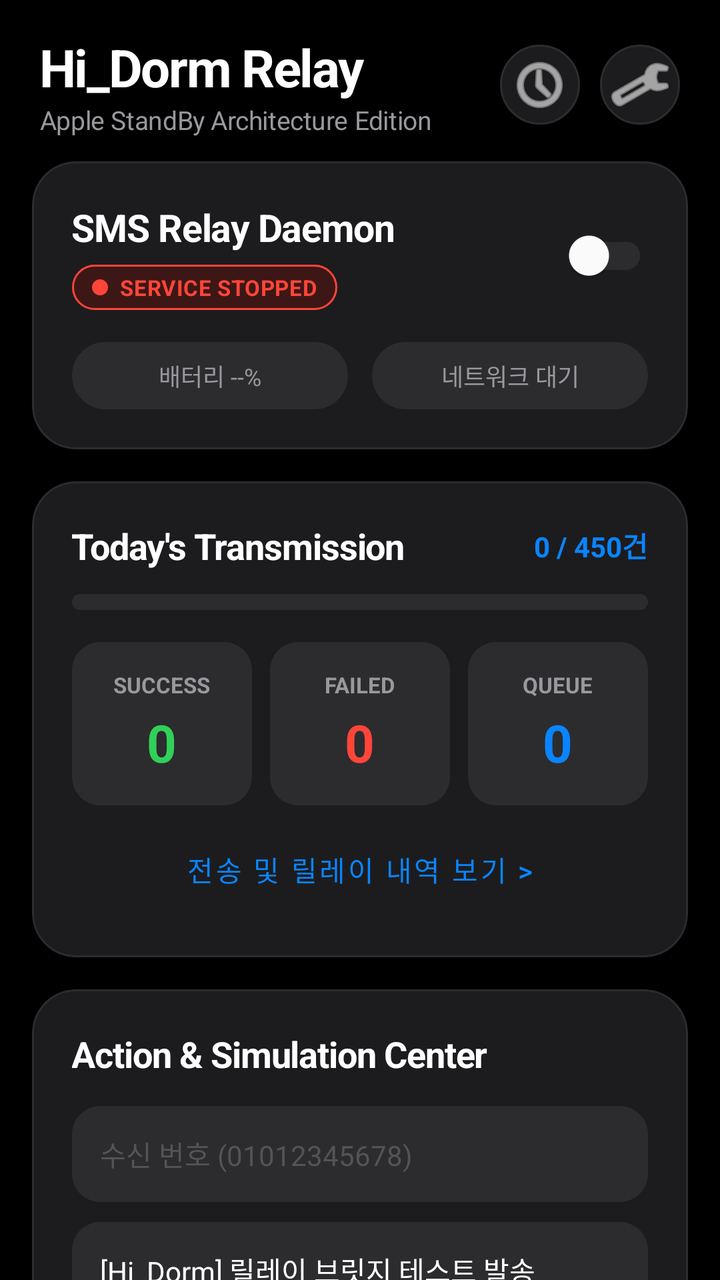
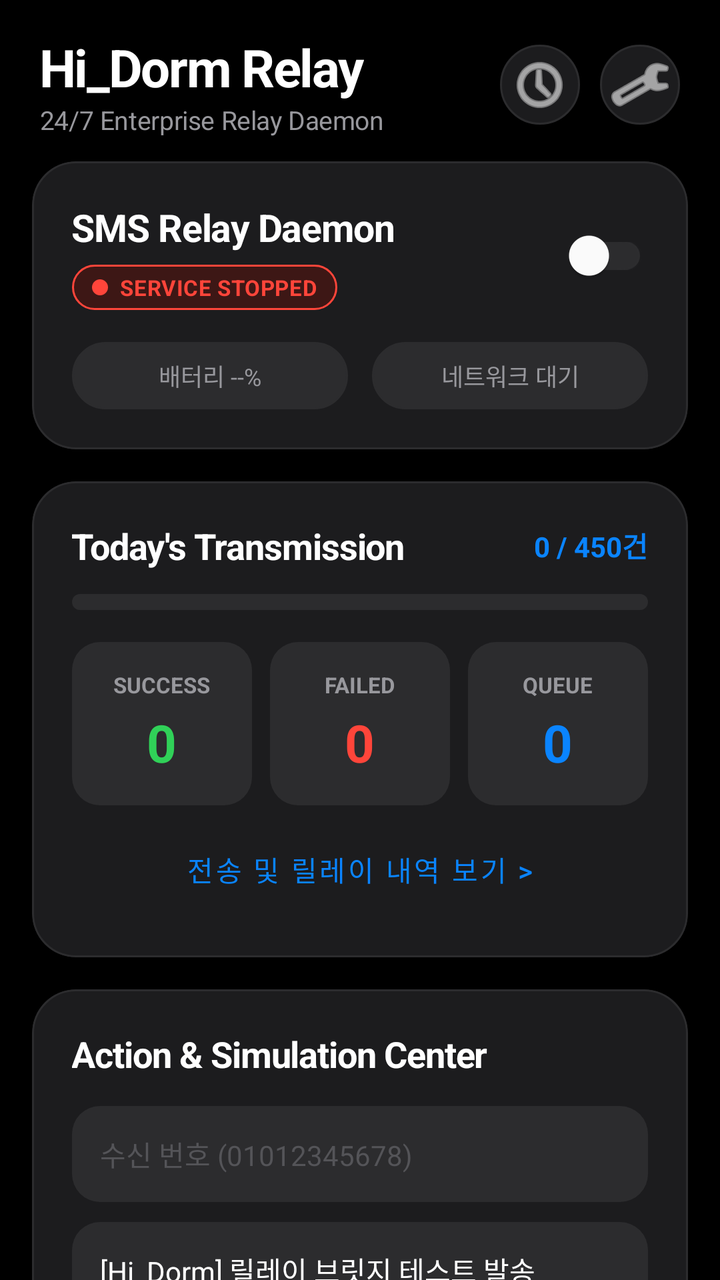

Two renders of the same Android screen: before a commit and after it. Below are the layout's source before the change and the commit's diff.
<!-- AndroidManifest.xml: application theme Theme.HiDormSMS -->
<!-- res/layout/activity_main.xml -->
<?xml version="1.0" encoding="utf-8"?>
<androidx.coordinatorlayout.widget.CoordinatorLayout xmlns:android="http://schemas.android.com/apk/res/android"
    xmlns:app="http://schemas.android.com/apk/res-auto"
    android:layout_width="match_parent"
    android:layout_height="match_parent"
    android:background="@color/apple_black">

    <com.google.android.material.appbar.AppBarLayout
        android:layout_width="match_parent"
        android:layout_height="wrap_content"
        android:background="@color/apple_black"
        app:elevation="0dp">

        <LinearLayout
            android:layout_width="match_parent"
            android:layout_height="wrap_content"
            android:gravity="center_vertical"
            android:orientation="horizontal"
            android:paddingHorizontal="20dp"
            android:paddingTop="16dp"
            android:paddingBottom="12dp">

            <LinearLayout
                android:layout_width="0dp"
                android:layout_height="wrap_content"
                android:layout_weight="1"
                android:orientation="vertical">

                <TextView
                    android:layout_width="wrap_content"
                    android:layout_height="wrap_content"
                    android:letterSpacing="-0.03"
                    android:text="Hi_Dorm Relay"
                    android:textColor="@color/apple_label_primary"
                    android:textSize="26sp"
                    android:textStyle="bold" />

                <TextView
                    android:layout_width="wrap_content"
                    android:layout_height="wrap_content"
                    android:letterSpacing="-0.01"
                    android:text="Apple StandBy Architecture Edition"
                    android:textColor="@color/apple_label_secondary"
                    android:textSize="13sp" />
            </LinearLayout>

            <ImageButton
                android:id="@+id/btnHistory"
                android:layout_width="40dp"
                android:layout_height="40dp"
                android:layout_marginEnd="10dp"
                android:background="@drawable/apple_circle_button"
                android:contentDescription="전송 내역"
                android:src="@android:drawable/ic_menu_recent_history"
                app:tint="@color/apple_label_primary" />

            <ImageButton
                android:id="@+id/btnSettings"
                android:layout_width="40dp"
                android:layout_height="40dp"
                android:background="@drawable/apple_circle_button"
                android:contentDescription="설정"
                android:src="@android:drawable/ic_menu_preferences"
                app:tint="@color/apple_label_primary" />
        </LinearLayout>
    </com.google.android.material.appbar.AppBarLayout>

    <androidx.core.widget.NestedScrollView
        android:layout_width="match_parent"
        android:layout_height="match_parent"
        android:clipToPadding="false"
        android:paddingBottom="32dp"
        app:layout_behavior="@string/appbar_scrolling_view_behavior">

        <LinearLayout
            android:layout_width="match_parent"
            android:layout_height="wrap_content"
            android:orientation="vertical"
            android:paddingHorizontal="16dp">

            
            <com.google.android.material.card.MaterialCardView
                android:layout_width="match_parent"
                android:layout_height="wrap_content"
                android:layout_marginBottom="16dp"
                app:cardBackgroundColor="@color/apple_dark_card"
                app:cardCornerRadius="22dp"
                app:cardElevation="0dp"
                app:strokeColor="@color/apple_glass_stroke"
                app:strokeWidth="1dp">

                <LinearLayout
                    android:layout_width="match_parent"
                    android:layout_height="wrap_content"
                    android:orientation="vertical"
                    android:padding="20dp">

                    <LinearLayout
                        android:layout_width="match_parent"
                        android:layout_height="wrap_content"
                        android:gravity="center_vertical"
                        android:orientation="horizontal">

                        <LinearLayout
                            android:layout_width="0dp"
                            android:layout_height="wrap_content"
                            android:layout_weight="1"
                            android:orientation="vertical">

                            <TextView
                                android:layout_width="wrap_content"
                                android:layout_height="wrap_content"
                                android:letterSpacing="-0.02"
                                android:text="SMS Relay Daemon"
                                android:textColor="@color/apple_label_primary"
                                android:textSize="19sp"
                                android:textStyle="bold" />

                            <LinearLayout
                                android:id="@+id/layoutStatusBadge"
                                android:layout_width="wrap_content"
                                android:layout_height="wrap_content"
                                android:layout_marginTop="6dp"
                                android:background="@drawable/apple_pill_red"
                                android:gravity="center_vertical"
                                android:paddingHorizontal="10dp"
                                android:paddingVertical="4dp">

                                <View
                                    android:id="@+id/viewStatusDot"
                                    android:layout_width="8dp"
                                    android:layout_height="8dp"
                                    android:background="@drawable/circle_red" />

                                <TextView
                                    android:id="@+id/tvStatusText"
                                    android:layout_width="wrap_content"
                                    android:layout_height="wrap_content"
                                    android:layout_marginStart="6dp"
                                    android:letterSpacing="0.02"
                                    android:text="SERVICE STOPPED"
                                    android:textColor="@color/apple_red"
                                    android:textSize="11sp"
                                    android:textStyle="bold" />
                            </LinearLayout>
                        </LinearLayout>

                        <com.google.android.material.switchmaterial.SwitchMaterial
                            android:id="@+id/switchService"
                            android:layout_width="wrap_content"
                            android:layout_height="wrap_content"
                            app:thumbTint="@color/apple_label_primary"
                            app:trackTint="@color/apple_dark_surface" />
                    </LinearLayout>

                    
                    <LinearLayout
                        android:layout_width="match_parent"
                        android:layout_height="wrap_content"
                        android:layout_marginTop="16dp"
                        android:orientation="horizontal">

                        <TextView
                            android:id="@+id/tvBatteryStatus"
                            android:layout_width="0dp"
                            android:layout_height="wrap_content"
                            android:layout_marginEnd="6dp"
                            android:layout_weight="1"
                            android:background="@drawable/apple_pill_bg"
                            android:gravity="center"
                            android:paddingVertical="8dp"
                            android:text="배터리 --%"
                            android:textColor="@color/apple_label_secondary"
                            android:textSize="12sp" />

                        <TextView
                            android:id="@+id/tvNetworkStatus"
                            android:layout_width="0dp"
                            android:layout_height="wrap_content"
                            android:layout_marginStart="6dp"
                            android:layout_weight="1"
                            android:background="@drawable/apple_pill_bg"
                            android:gravity="center"
                            android:paddingVertical="8dp"
                            android:text="네트워크 대기"
                            android:textColor="@color/apple_label_secondary"
                            android:textSize="12sp" />
                    </LinearLayout>
                </LinearLayout>
            </com.google.android.material.card.MaterialCardView>

            
            <com.google.android.material.card.MaterialCardView
                android:layout_width="match_parent"
                android:layout_height="wrap_content"
                android:layout_marginBottom="16dp"
                app:cardBackgroundColor="@color/apple_dark_card"
                app:cardCornerRadius="22dp"
                app:cardElevation="0dp"
                app:strokeColor="@color/apple_glass_stroke"
                app:strokeWidth="1dp">

                <LinearLayout
                    android:layout_width="match_parent"
                    android:layout_height="wrap_content"
                    android:orientation="vertical"
                    android:padding="20dp">

                    <LinearLayout
                        android:layout_width="match_parent"
                        android:layout_height="wrap_content"
                        android:gravity="center_vertical"
                        android:orientation="horizontal">

                        <TextView
                            android:layout_width="0dp"
                            android:layout_height="wrap_content"
                            android:layout_weight="1"
                            android:letterSpacing="-0.02"
                            android:text="Today's Transmission"
                            android:textColor="@color/apple_label_primary"
                            android:textSize="18sp"
                            android:textStyle="bold" />

                        <TextView
                            android:id="@+id/tvDailyQuotaText"
                            android:layout_width="wrap_content"
                            android:layout_height="wrap_content"
                            android:text="0 / 450건"
                            android:textColor="@color/apple_blue"
                            android:textSize="14sp"
                            android:textStyle="bold" />
                    </LinearLayout>

                    <ProgressBar
                        android:id="@+id/pbDailyQuota"
                        style="?android:attr/progressBarStyleHorizontal"
                        android:layout_width="match_parent"
                        android:layout_height="8dp"
                        android:layout_marginTop="12dp"
                        android:max="450"
                        android:progress="0"
                        android:progressDrawable="@drawable/apple_progress_bg" />

                    
                    <LinearLayout
                        android:layout_width="match_parent"
                        android:layout_height="wrap_content"
                        android:layout_marginTop="16dp"
                        android:orientation="horizontal">

                        <LinearLayout
                            android:layout_width="0dp"
                            android:layout_height="wrap_content"
                            android:layout_marginEnd="6dp"
                            android:layout_weight="1"
                            android:background="@drawable/apple_card_inner"
                            android:gravity="center"
                            android:orientation="vertical"
                            android:paddingVertical="14dp">

                            <TextView
                                android:layout_width="wrap_content"
                                android:layout_height="wrap_content"
                                android:text="SUCCESS"
                                android:textColor="@color/apple_label_secondary"
                                android:textSize="11sp"
                                android:textStyle="bold" />

                            <TextView
                                android:id="@+id/tvSuccessCount"
                                android:layout_width="wrap_content"
                                android:layout_height="wrap_content"
                                android:layout_marginTop="4dp"
                                android:letterSpacing="-0.03"
                                android:text="0"
                                android:textColor="@color/apple_green"
                                android:textSize="26sp"
                                android:textStyle="bold" />
                        </LinearLayout>

                        <LinearLayout
                            android:layout_width="0dp"
                            android:layout_height="wrap_content"
                            android:layout_marginHorizontal="3dp"
                            android:layout_weight="1"
                            android:background="@drawable/apple_card_inner"
                            android:gravity="center"
                            android:orientation="vertical"
                            android:paddingVertical="14dp">

                            <TextView
                                android:layout_width="wrap_content"
                                android:layout_height="wrap_content"
                                android:text="FAILED"
                                android:textColor="@color/apple_label_secondary"
                                android:textSize="11sp"
                                android:textStyle="bold" />

                            <TextView
                                android:id="@+id/tvFailCount"
                                android:layout_width="wrap_content"
                                android:layout_height="wrap_content"
                                android:layout_marginTop="4dp"
                                android:letterSpacing="-0.03"
                                android:text="0"
                                android:textColor="@color/apple_red"
                                android:textSize="26sp"
                                android:textStyle="bold" />
                        </LinearLayout>

                        <LinearLayout
                            android:layout_width="0dp"
                            android:layout_height="wrap_content"
                            android:layout_marginStart="6dp"
                            android:layout_weight="1"
                            android:background="@drawable/apple_card_inner"
                            android:gravity="center"
                            android:orientation="vertical"
                            android:paddingVertical="14dp">

                            <TextView
                                android:layout_width="wrap_content"
                                android:layout_height="wrap_content"
                                android:text="QUEUE"
                                android:textColor="@color/apple_label_secondary"
                                android:textSize="11sp"
                                android:textStyle="bold" />

                            <TextView
                                android:id="@+id/tvQueueCount"
                                android:layout_width="wrap_content"
                                android:layout_height="wrap_content"
                                android:layout_marginTop="4dp"
                                android:letterSpacing="-0.03"
                                android:text="0"
                                android:textColor="@color/apple_blue"
                                android:textSize="26sp"
                                android:textStyle="bold" />
                        </LinearLayout>
                    </LinearLayout>

                    <com.google.android.material.button.MaterialButton
                        android:id="@+id/btnViewHistory"
                        style="@style/Widget.MaterialComponents.Button.TextButton"
                        android:layout_width="match_parent"
                        android:layout_height="wrap_content"
                        android:layout_marginTop="8dp"
                        android:text="전송 및 릴레이 내역 보기 >"
                        android:textColor="@color/apple_blue" />
                </LinearLayout>
            </com.google.android.material.card.MaterialCardView>

            
            <com.google.android.material.card.MaterialCardView
                android:layout_width="match_parent"
                android:layout_height="wrap_content"
                android:layout_marginBottom="16dp"
                app:cardBackgroundColor="@color/apple_dark_card"
                app:cardCornerRadius="22dp"
                app:cardElevation="0dp"
                app:strokeColor="@color/apple_glass_stroke"
                app:strokeWidth="1dp">

                <LinearLayout
                    android:layout_width="match_parent"
                    android:layout_height="wrap_content"
                    android:orientation="vertical"
                    android:padding="20dp">

                    <TextView
                        android:layout_width="wrap_content"
                        android:layout_height="wrap_content"
                        android:letterSpacing="-0.02"
                        android:text="Action &amp; Simulation Center"
                        android:textColor="@color/apple_label_primary"
                        android:textSize="18sp"
                        android:textStyle="bold" />

                    <EditText
                        android:id="@+id/etTestPhone"
                        android:layout_width="match_parent"
                        android:layout_height="48dp"
                        android:layout_marginTop="14dp"
                        android:background="@drawable/apple_card_inner"
                        android:hint="수신 번호 (01012345678)"
                        android:inputType="phone"
                        android:paddingHorizontal="14dp"
                        android:textColor="@color/apple_label_primary"
                        android:textColorHint="@color/apple_label_tertiary"
                        android:textSize="14sp" />

                    <EditText
                        android:id="@+id/etTestMessage"
                        android:layout_width="match_parent"
                        android:layout_height="48dp"
                        android:layout_marginTop="10dp"
                        android:background="@drawable/apple_card_inner"
                        android:hint="테스트 메시지 입력"
                        android:paddingHorizontal="14dp"
                        android:text="[Hi_Dorm] 릴레이 브릿지 테스트 발송"
                        android:textColor="@color/apple_label_primary"
                        android:textColorHint="@color/apple_label_tertiary"
                        android:textSize="14sp" />

                    <com.google.android.material.button.MaterialButton
                        android:id="@+id/btnSendTest"
                        android:layout_width="match_parent"
                        android:layout_height="50dp"
                        android:layout_marginTop="14dp"
                        android:backgroundTint="@color/apple_blue"
                        android:letterSpacing="0.01"
                        android:text="단건 테스트 발송 실행"
                        android:textColor="#FFFFFF"
                        android:textStyle="bold"
                        app:cornerRadius="14dp" />

                    <com.google.android.material.button.MaterialButton
                        android:id="@+id/btnRunSimulation"
                        style="@style/Widget.MaterialComponents.Button.OutlinedButton"
                        android:layout_width="match_parent"
                        android:layout_height="50dp"
                        android:layout_marginTop="8dp"
                        android:letterSpacing="0.01"
                        android:text="🧪 7대 엣지케이스 자동 시뮬레이션"
                        android:textColor="@color/apple_orange"
                        app:cornerRadius="14dp"
                        app:strokeColor="@color/apple_orange" />
                </LinearLayout>
            </com.google.android.material.card.MaterialCardView>

            
            <TextView
                android:layout_width="wrap_content"
                android:layout_height="wrap_content"
                android:letterSpacing="0.04"
                android:text="LIVE CONSOLE OUTPUT"
                android:textColor="@color/apple_label_secondary"
                android:textSize="12sp"
                android:textStyle="bold" />

            <TextView
                android:id="@+id/tvLogs"
                android:layout_width="match_parent"
                android:layout_height="170dp"
                android:layout_marginTop="8dp"
                android:background="@drawable/apple_card_inner"
                android:fontFamily="monospace"
                android:padding="12dp"
                android:scrollbars="vertical"
                android:text="[System] Ready for relay daemon"
                android:textColor="@color/apple_green"
                android:textSize="11sp" />

        </LinearLayout>
    </androidx.core.widget.NestedScrollView>

</androidx.coordinatorlayout.widget.CoordinatorLayout>
<!-- resources referenced by this layout -->
<resources>
  <color name="apple_black">#000000</color>
  <color name="apple_blue">#0A84FF</color>
  <color name="apple_dark_card">#1C1C1E</color>
  <color name="apple_dark_surface">#2C2C2E</color>
  <color name="apple_glass_stroke">#2C2C2E</color>
  <color name="apple_green">#30D158</color>
  <color name="apple_label_primary">#FFFFFF</color>
  <color name="apple_label_secondary">#98989D</color>
  <color name="apple_label_tertiary">#545458</color>
  <color name="apple_orange">#FF9F0A</color>
  <color name="apple_red">#FF453A</color>
  <!-- drawable apple_card_inner (drawable) -->
  <?xml version="1.0" encoding="utf-8"?>
  <shape xmlns:android="http://schemas.android.com/apk/res/android"
      android:shape="rectangle">
      
      <corners android:radius="14dp" />
      <solid android:color="@color/apple_dark_surface" />
  </shape>
  <!-- drawable apple_circle_button (drawable) -->
  <?xml version="1.0" encoding="utf-8"?>
  <shape xmlns:android="http://schemas.android.com/apk/res/android"
      android:shape="oval">
      <solid android:color="@color/apple_dark_card" />
      <stroke
          android:width="1dp"
          android:color="@color/apple_glass_stroke" />
  </shape>
  <!-- drawable apple_pill_bg (drawable) -->
  <?xml version="1.0" encoding="utf-8"?>
  <shape xmlns:android="http://schemas.android.com/apk/res/android"
      android:shape="rectangle">
      <corners android:radius="999dp" />
      <solid android:color="@color/apple_dark_surface" />
      <stroke
          android:width="1dp"
          android:color="@color/apple_glass_stroke" />
  </shape>
  <!-- drawable apple_pill_red (drawable) -->
  <?xml version="1.0" encoding="utf-8"?>
  <shape xmlns:android="http://schemas.android.com/apk/res/android"
      android:shape="rectangle">
      <corners android:radius="999dp" />
      <solid android:color="@color/apple_red_subtle" />
      <stroke
          android:width="1dp"
          android:color="@color/apple_red" />
  </shape>
  <!-- drawable apple_progress_bg (drawable) -->
  <?xml version="1.0" encoding="utf-8"?>
  <layer-list xmlns:android="http://schemas.android.com/apk/res/android">
      <item android:id="@android:id/background">
          <shape>
              <corners android:radius="8dp" />
              <solid android:color="@color/apple_dark_surface" />
          </shape>
      </item>
      <item android:id="@android:id/progress">
          <clip>
              <shape>
                  <corners android:radius="8dp" />
                  <solid android:color="@color/apple_blue" />
              </shape>
          </clip>
      </item>
  </layer-list>
  <!-- drawable circle_red (drawable) -->
  <?xml version="1.0" encoding="utf-8"?>
  <shape xmlns:android="http://schemas.android.com/apk/res/android"
      android:shape="oval">
      <solid android:color="@color/status_red" />
      <size android:width="12dp" android:height="12dp" />
  </shape>
  <color name="apple_red_subtle">#3D1715</color>
  <color name="status_red">#FF453A</color>
  <style name="Theme.HiDormSMS.Dialog" parent="ThemeOverlay.MaterialComponents.Dialog.Alert">
          <item name="android:background">@color/apple_dark_card</item>
          <item name="colorSurface">@color/apple_dark_card</item>
          <item name="colorPrimary">@color/apple_blue</item>
          <item name="android:textColorPrimary">@color/apple_label_primary</item>
          <item name="android:textColorSecondary">@color/apple_label_secondary</item>
          <item name="shapeAppearanceMediumComponent">@style/ShapeAppearance.AppleDialog</item>
      </style>
  <style name="ShapeAppearance.AppleDialog" parent="ShapeAppearance.MaterialComponents.MediumComponent">
          <item name="cornerSize">22dp</item>
      </style>
  <!-- unchanged entries left out for length: 1 -->
</resources>

<!-- the commit's change to res/layout/activity_main.xml (unified diff, before → after) -->
@@ -39,7 +39,7 @@
                     android:layout_width="wrap_content"
                     android:layout_height="wrap_content"
                     android:letterSpacing="-0.01"
-                    android:text="Apple StandBy Architecture Edition"
+                    android:text="24/7 Enterprise Relay Daemon"
                     android:textColor="@color/apple_label_secondary"
                     android:textSize="13sp" />
             </LinearLayout>
